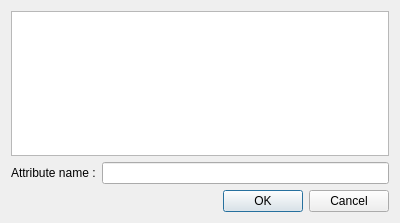
Before: the Qt Designer form SCHNApps/Plugins/differentialProperties/computeNormalsDialog.ui in cgogn/CGoGN, drawn with Qt 5.
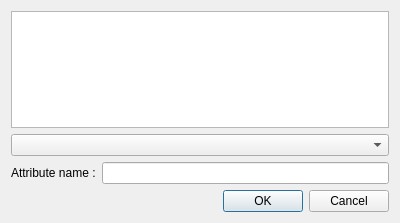
After: the same form once the commit is applied.

Commit message: SCHNApps: remove some warning + start compute normals

```diff
--- a/SCHNApps/Plugins/differentialProperties/computeNormalsDialog.ui
+++ b/SCHNApps/Plugins/differentialProperties/computeNormalsDialog.ui
@@ -17,6 +17,16 @@
    <item>
     <widget class="QListWidget" name="mapList"/>
    </item>
+   <item>
+    <widget class="QComboBox" name="combo_positionAttribute">
+     <property name="sizePolicy">
+      <sizepolicy hsizetype="MinimumExpanding" vsizetype="Fixed">
+       <horstretch>0</horstretch>
+       <verstretch>0</verstretch>
+      </sizepolicy>
+     </property>
+    </widget>
+   </item>
    <item>
     <layout class="QHBoxLayout" name="horizontalLayout">
      <item>
```
The commit also changes 7 other files.
